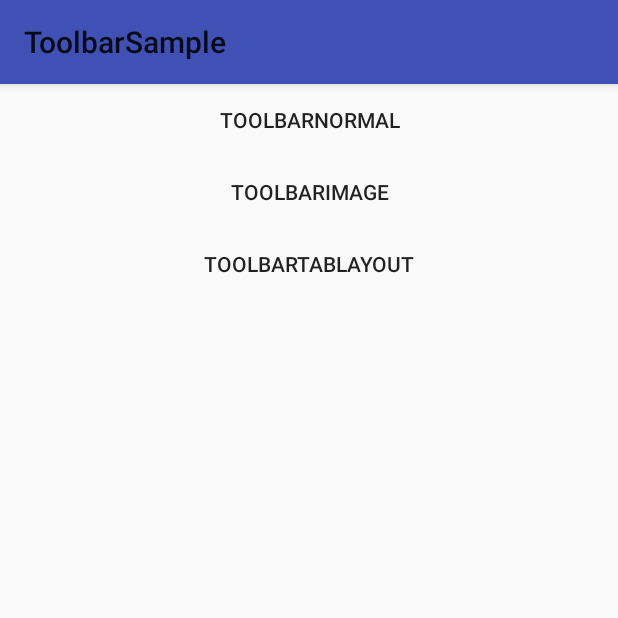
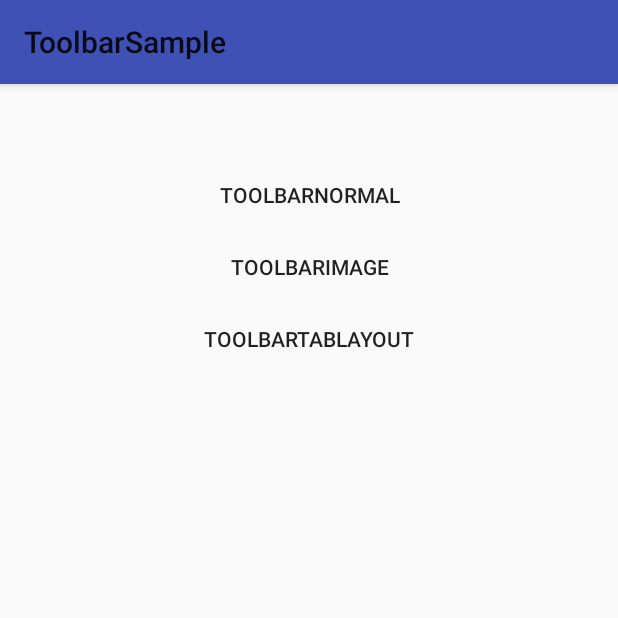
Before and after one commit to luciferldy/ToolbarSample, an Android app: the screen it shows after launch (MainActivity), on a phone screen of 412 x 824 dp, the top half of it. Run offline under Robolectric (Android 15) with nearby library versions, the phone set to English and light mode, and no system bars.

Commit message:
some captures

```diff
--- a/app/src/main/res/layout/activity_main.xml
+++ b/app/src/main/res/layout/activity_main.xml
@@ -28,8 +28,9 @@
            android:id="@+id/toolbar_normal"
            android:layout_width="200dip"
            android:layout_height="wrap_content"
+           android:layout_marginTop="50dip"
            android:text="@string/normal_toolbar"
-           android:background="?selectableItemBackground"/>
+           android:background="?selectableItemBackground" />
 
         <Button
             android:id="@+id/toolbar_image"
```
Also changed, not shown: 4 other files.
